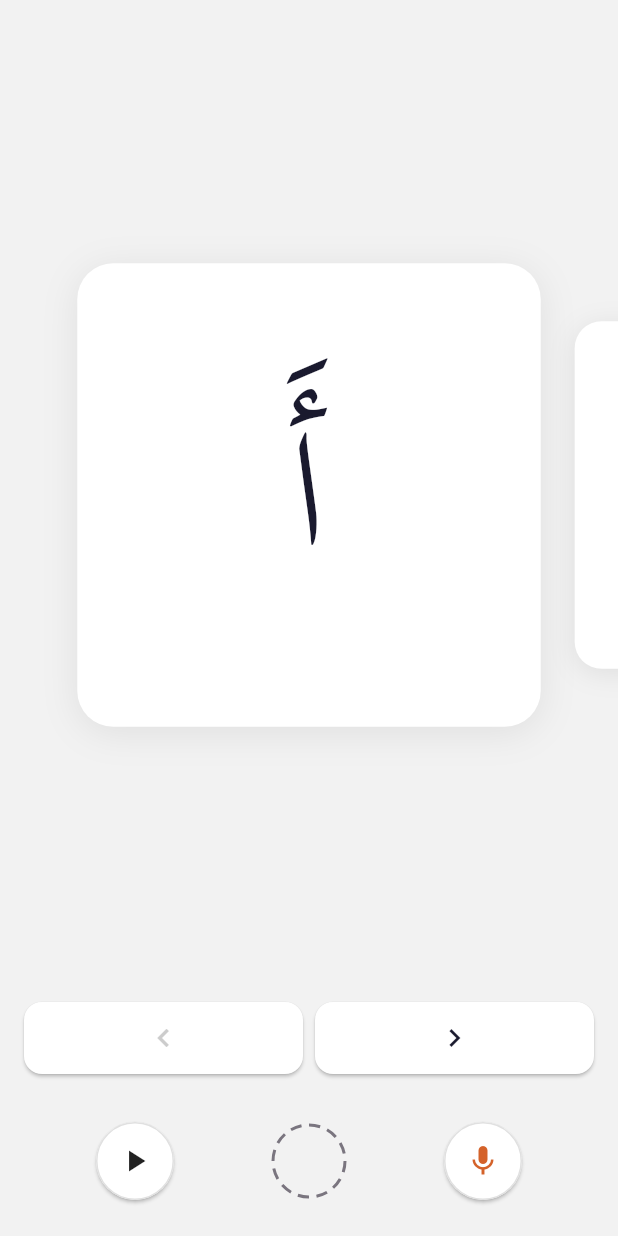
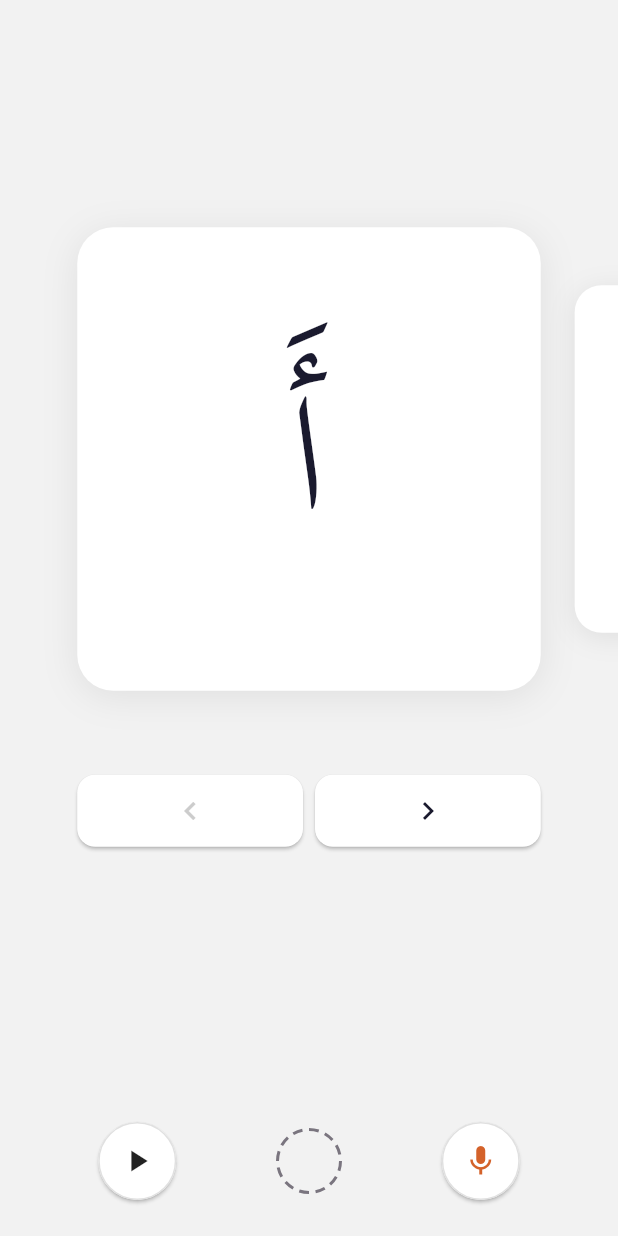
Before and after one commit to abduroid/Makhorij, a Flutter app: the screen it shows after launch, after a tap on an icon or button, on a phone screen of 412 x 824 dp. Run offline on Flutter 3.47's test engine with Material 3 defaults, Android fonts, the phone set to English and light mode, and no system bars; drawn by our look-alikes of auto_size_text; our stand-ins replace just_audio; missing offline and left inert: record.

Commit message:
Adjusts the design

```diff
--- a/lib/ui/screens/word_pager_screen.dart
+++ b/lib/ui/screens/word_pager_screen.dart
@@ -115,14 +115,23 @@ class _WordPagerScreenState extends State<WordPagerScreen> {
     return Scaffold(
       backgroundColor: const Color(0xFFF2F2F2),
       body: Column(
-        mainAxisAlignment: MainAxisAlignment.spaceBetween,
         children: [
           Expanded(
-            child: Column(
-              children: [
-                Expanded(child: _buildPager()),
-                _buildWordNav(),
-              ],
+            child: Center(
+              child: Column(
+                mainAxisSize: MainAxisSize.min,
+                children: [
+                  SizedBox(
+                    height: MediaQuery.sizeOf(context).width * 0.75,
+                    child: _buildPager(),
+                  ),
+                  const SizedBox(height: 48),
+                  FractionallySizedBox(
+                    widthFactor: 0.75,
+                    child: _buildWordNav(),
+                  ),
+                ],
+              ),
             ),
           ),
           _buildControls(),
@@ -167,7 +176,7 @@ class _WordPagerScreenState extends State<WordPagerScreen> {
 
   Widget _buildWordNav() {
     return Padding(
-      padding: const EdgeInsets.symmetric(horizontal: 16, vertical: 8),
+      padding: const EdgeInsets.symmetric(vertical: 8),
       child: Row(
         children: [
           Expanded(
@@ -298,8 +307,8 @@ class _DashedCircleSlot extends StatelessWidget {
   @override
   Widget build(BuildContext context) {
     return SizedBox(
-      width: 52,
-      height: 52,
+      width: 46,
+      height: 46,
       child: CustomPaint(
         painter: _DashedCirclePainter(
           color: Theme.of(context).colorScheme.outline,
```
